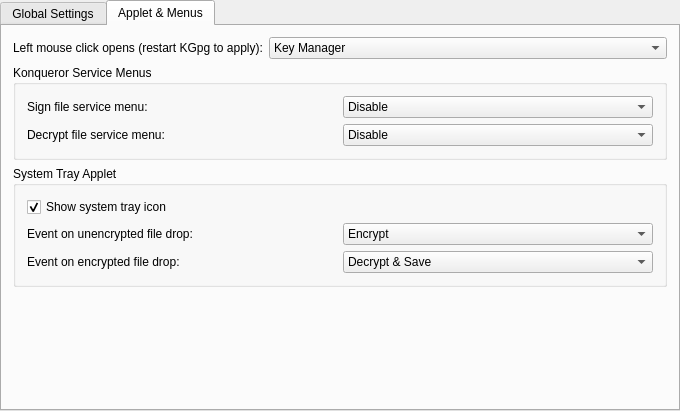
First picture: the form in conf_misc.ui, repository KDE/kgpg, before the edit.
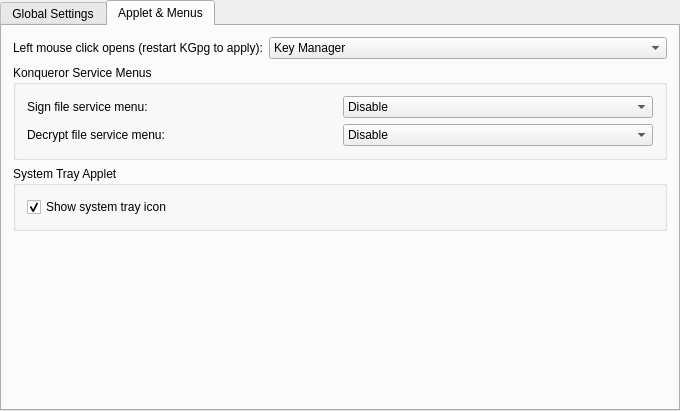
Second picture: the form after the edit. The open tabs and pages were chosen to show the change. Custom widgets are drawn as their Qt base class.

Commit message:
Remove config options for dropping stuff on the systray icon
This doesn't work anyway.

The edit to the form file:
```diff
--- a/conf_misc.ui
+++ b/conf_misc.ui
@@ -257,82 +257,6 @@
             </property>
            </widget>
           </item>
-          <item>
-           <layout class="QHBoxLayout" >
-            <item>
-             <widget class="QLabel" name="textLabel1_3_2" >
-              <property name="whatsThis" >
-               <string>&lt;qt>&lt;b>Event on unencrypted file drop:&lt;/b>&lt;br />
-&lt;p>&lt;/p>
-&lt;/qt></string>
-              </property>
-              <property name="text" >
-               <string>Event on unencrypted file drop:</string>
-              </property>
-              <property name="wordWrap" >
-               <bool>false</bool>
-              </property>
-             </widget>
-            </item>
-            <item>
-             <widget class="KComboBox" name="kcfg_UnencryptedDropEvent" >
-              <item>
-               <property name="text" >
-                <string>Encrypt</string>
-               </property>
-              </item>
-              <item>
-               <property name="text" >
-                <string>Sign</string>
-               </property>
-              </item>
-              <item>
-               <property name="text" >
-                <string>Ask</string>
-               </property>
-              </item>
-             </widget>
-            </item>
-           </layout>
-          </item>
-          <item>
-           <layout class="QHBoxLayout" >
-            <item>
-             <widget class="QLabel" name="textLabel1_2_2" >
-              <property name="whatsThis" >
-               <string>&lt;qt>&lt;b>Event on encrypted file drop:&lt;/b>&lt;br />
-&lt;p>&lt;/p>
-&lt;/qt></string>
-              </property>
-              <property name="text" >
-               <string>Event on encrypted file drop:</string>
-              </property>
-              <property name="wordWrap" >
-               <bool>false</bool>
-              </property>
-             </widget>
-            </item>
-            <item>
-             <widget class="KComboBox" name="kcfg_EncryptedDropEvent" >
-              <item>
-               <property name="text" >
-                <string>Decrypt &amp; Save</string>
-               </property>
-              </item>
-              <item>
-               <property name="text" >
-                <string>Decrypt &amp; Open in Editor</string>
-               </property>
-              </item>
-              <item>
-               <property name="text" >
-                <string>Ask</string>
-               </property>
-              </item>
-             </widget>
-            </item>
-           </layout>
-          </item>
          </layout>
         </widget>
        </item>
```
